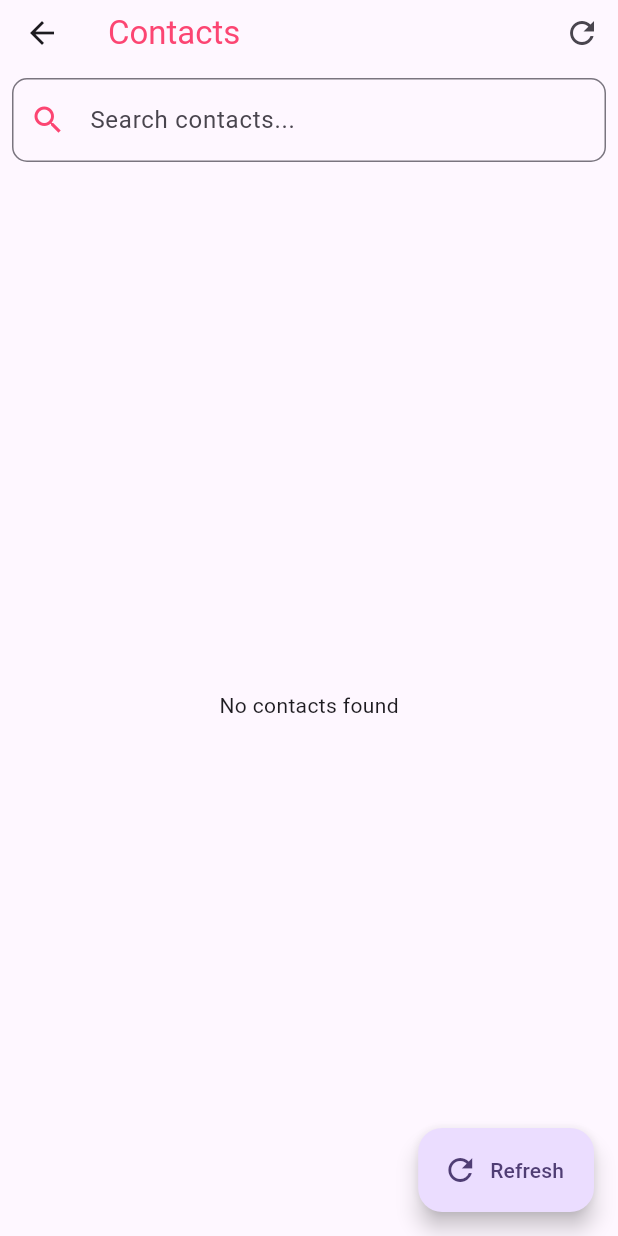
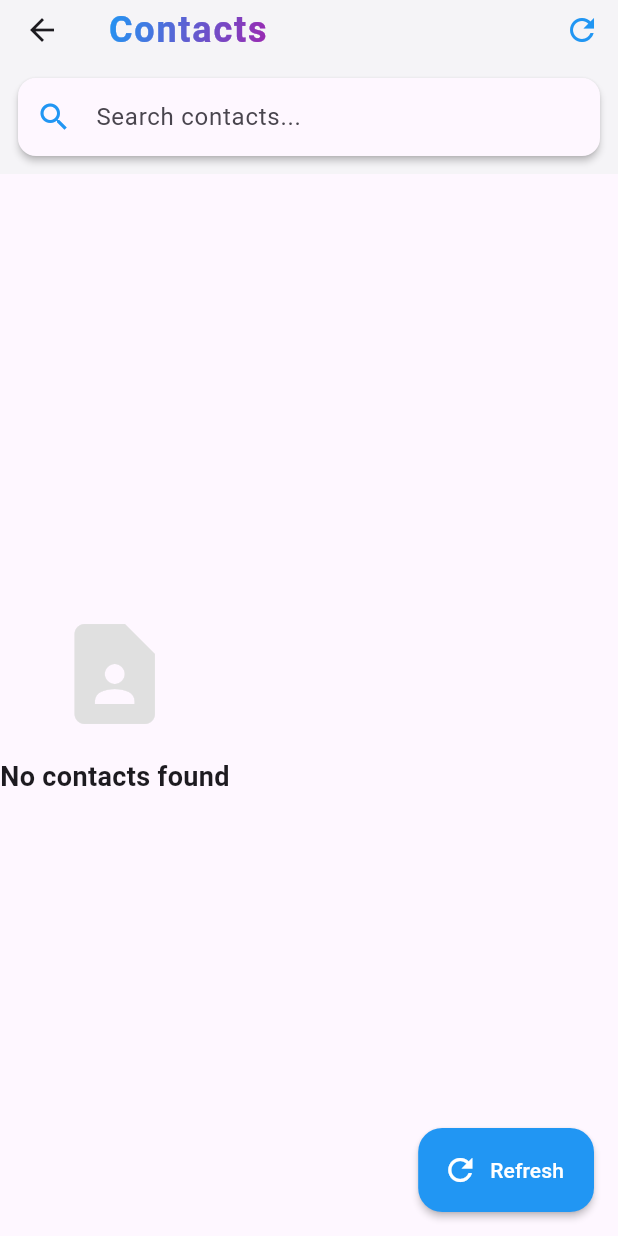
Before and after one commit to ashishexee/women-safety-application, a Flutter app: the ContactPages screen opened directly, on a phone screen of 412 x 824 dp. Run offline on Flutter 3.47's test engine with Material 3 defaults, Android fonts, the phone set to English and light mode, and no system bars; our stand-ins replace carousel_slider, cloud_firestore, firebase_auth, firebase_core, firebase_storage, flutter_contacts and 11 more; missing offline and left inert: background_sms, flutter_background_service, shake, telephony; accounts and stored records are empty.

Commit message:
improved ui

```diff
--- a/lib/child/bottom_pages.dart/contact_pages.dart
+++ b/lib/child/bottom_pages.dart/contact_pages.dart
@@ -171,7 +171,25 @@ class _ContactPagesState extends State<ContactPages> {
   Widget build(BuildContext context) {
     return Scaffold(
       appBar: AppBar(
-        title: const Text('Contacts', style: TextStyle(color: themecolor)),
+        title: ShaderMask(
+          shaderCallback:
+              (bounds) => LinearGradient(
+                colors: [Colors.blue, Colors.purple],
+                begin: Alignment.topLeft,
+                end: Alignment.bottomRight,
+              ).createShader(bounds),
+          child: const Text(
+            'Contacts',
+            style: TextStyle(
+              color: Colors.white,
+              fontWeight: FontWeight.bold,
+              fontSize: 24,
+              letterSpacing: 1.2,
+            ),
+          ),
+        ),
+        backgroundColor: Colors.white,
+        elevation: 2,
         actions: [
           IconButton(
             onPressed: _isLoading ? null : _fetchContacts,
@@ -181,33 +199,32 @@ class _ContactPagesState extends State<ContactPages> {
                       width: 24,
                       height: 24,
                       child: CircularProgressIndicator(
-                        color: Colors.white,
+                        color: Colors.blue,
                         strokeWidth: 2,
                       ),
                     )
-                    : const Icon(Icons.refresh),
+                    : const Icon(Icons.refresh, color: Colors.blue),
+            tooltip: 'Refresh',
           ),
         ],
         bottom: PreferredSize(
           preferredSize: const Size.fromHeight(60),
           child: Padding(
-            padding: const EdgeInsets.all(8.0),
+            padding: const EdgeInsets.all(12.0),
+            child: Material(
+              elevation: 2,
+              borderRadius: BorderRadius.circular(12),
               child: TextField(
                 controller: _searchController,
                 decoration: InputDecoration(
                   hintText: 'Search contacts...',
-                prefixIcon: const Icon(Icons.search, color: themecolor),
-                border: OutlineInputBorder(
-                  borderRadius: BorderRadius.circular(10),
-                ),
-                focusedBorder: OutlineInputBorder(
-                  borderRadius: BorderRadius.circular(10),
-                  borderSide: BorderSide(color: themecolor, width: 2),
-                ),
+                  prefixIcon: const Icon(Icons.search, color: Colors.blue),
+                  border: InputBorder.none,
+                  contentPadding: const EdgeInsets.symmetric(vertical: 14),
                   suffixIcon:
                       _searchController.text.isNotEmpty
                           ? IconButton(
-                          icon: const Icon(Icons.clear),
+                            icon: const Icon(Icons.clear, color: Colors.grey),
                             onPressed: () {
                               _searchController.clear();
                               _filterContacts();
@@ -219,49 +236,88 @@ class _ContactPagesState extends State<ContactPages> {
             ),
           ),
         ),
+      ),
       body: SafeArea(
         child:
             _isLoading
                 ? const Center(child: CircularProgressIndicator.adaptive())
                 : _filteredContacts.isEmpty
-                ? const Center(child: Text('No contacts found'))
+                ? Column(
+                  mainAxisAlignment: MainAxisAlignment.center,
+                  children: [
+                    Icon(Icons.contact_page, size: 80, color: Colors.grey[300]),
+                    const SizedBox(height: 16),
+                    const Text(
+                      'No contacts found',
+                      style: TextStyle(
+                        fontSize: 18,
+                        fontWeight: FontWeight.w600,
+                      ),
+                    ),
+                  ],
+                )
                 : ListView.builder(
                   itemCount: _filteredContacts.length,
+                  padding: const EdgeInsets.symmetric(
+                    vertical: 10,
+                    horizontal: 8,
+                  ),
                   itemBuilder: (context, index) {
                     Contact contact = _filteredContacts[index];
                     final List<Phone> phones = contact.phones;
                     return Card(
                       margin: const EdgeInsets.symmetric(
-                        horizontal: 10,
-                        vertical: 5,
+                        vertical: 8,
+                        horizontal: 4,
+                      ),
+                      elevation: 3,
+                      shape: RoundedRectangleBorder(
+                        borderRadius: BorderRadius.circular(16),
                       ),
                       child: ListTile(
+                        contentPadding: const EdgeInsets.symmetric(
+                          vertical: 10,
+                          horizontal: 16,
+                        ),
                         leading: CircleAvatar(
-                          backgroundColor: const Color.fromARGB(
-                            255,
-                            195,
-                            226,
-                            251,
+                          radius: 26,
+                          backgroundColor: Colors.blue.shade100,
+                          child: Icon(
+                            Icons.person,
+                            color: Colors.blue.shade700,
+                            size: 28,
                           ),
-                          child: const Icon(Icons.person, color: Colors.blue),
                         ),
                         title: Text(
                           contact.displayName,
+                          style: const TextStyle(
+                            fontWeight: FontWeight.bold,
+                            fontSize: 17,
+                            color: Colors.black87,
+                            letterSpacing: 0.5,
+                          ),
+                        ),
+                        subtitle: Padding(
+                          padding: const EdgeInsets.only(top: 4.0),
+                          child: Text(
+                            phones.isNotEmpty
+                                ? phones[0].number
+                                : 'No phone number',
                             style: TextStyle(
-                            fontWeight: FontWeight.bold,
-                            foreground:
-                                Paint()
-                                  ..shader = LinearGradient(
-                                    colors: <Color>[Colors.blue, Colors.purple],
-                                  ).createShader(
-                                    const Rect.fromLTWH(0.0, 0.0, 200.0, 70.0),
+                              color:
+                                  phones.isNotEmpty
+                                      ? Colors.grey[700]
+                                      : Colors.redAccent,
+                              fontWeight:
+                                  phones.isNotEmpty
+                                      ? FontWeight.w500
+                                      : FontWeight.w400,
                             ),
                           ),
                         ),
-                        subtitle: Text(
-                          phones.isNotEmpty
-                              ? phones[0].number
-                              : 'No phone number',
+                        trailing: Icon(
+                          Icons.chevron_right,
+                          color: Colors.grey[400],
                         ),
                         onTap: () {
                           if (contact.phones.isNotEmpty) {
@@ -291,6 +347,9 @@ class _ContactPagesState extends State<ContactPages> {
         onPressed: _isLoading ? null : _fetchContacts,
         icon: const Icon(Icons.refresh),
         label: const Text('Refresh'),
+        backgroundColor: Colors.blue,
+        foregroundColor: Colors.white,
+        elevation: 2,
       ),
     );
   }
```
Lines whose indentation alone changed are shown as unchanged.
